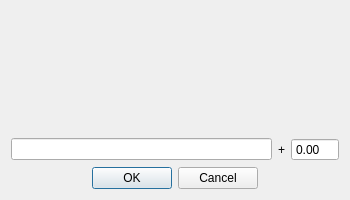
Above: App/Ui/ChooseVariantsDialog.ui from paolodestefani/pySagra before the change. Below: the same form after it.
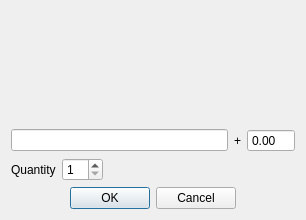
That is the form after the change.

Commit message: variants with quantity

Patch:
```diff
--- a/App/Ui/ChooseVariantsDialog.ui
+++ b/App/Ui/ChooseVariantsDialog.ui
@@ -6,8 +6,8 @@
    <rect>
     <x>0</x>
     <y>0</y>
-    <width>350</width>
-    <height>200</height>
+    <width>306</width>
+    <height>220</height>
    </rect>
   </property>
   <property name="windowTitle">
@@ -16,8 +16,6 @@
   <property name="modal">
    <bool>true</bool>
   </property>
-  <layout class="QVBoxLayout" name="verticalLayout_2">
-   <item>
     <layout class="QVBoxLayout" name="verticalLayout">
      <item>
       <layout class="QVBoxLayout" name="layout"/>
@@ -30,7 +28,7 @@
        <property name="sizeHint" stdset="0">
         <size>
          <width>20</width>
-         <height>40</height>
+       <height>75</height>
         </size>
        </property>
       </spacer>
@@ -59,6 +57,40 @@
        </item>
       </layout>
      </item>
+   <item>
+    <layout class="QHBoxLayout" name="horizontalLayout_2">
+     <item>
+      <widget class="QLabel" name="label_2">
+       <property name="text">
+        <string>Quantity</string>
+       </property>
+      </widget>
+     </item>
+     <item>
+      <widget class="QSpinBox" name="spinBoxQuantity">
+       <property name="minimum">
+        <number>1</number>
+       </property>
+       <property name="maximum">
+        <number>97</number>
+       </property>
+      </widget>
+     </item>
+     <item>
+      <spacer name="horizontalSpacer">
+       <property name="orientation">
+        <enum>Qt::Orientation::Horizontal</enum>
+       </property>
+       <property name="sizeHint" stdset="0">
+        <size>
+         <width>40</width>
+         <height>20</height>
+        </size>
+       </property>
+      </spacer>
+     </item>
+    </layout>
+   </item>
      <item>
       <widget class="QDialogButtonBox" name="buttonBox">
        <property name="focusPolicy">
@@ -74,8 +106,6 @@
         <bool>true</bool>
        </property>
       </widget>
-     </item>
-    </layout>
    </item>
   </layout>
  </widget>
```
Lines whose indentation alone changed are shown as unchanged. The commit also changes 5 other files.
